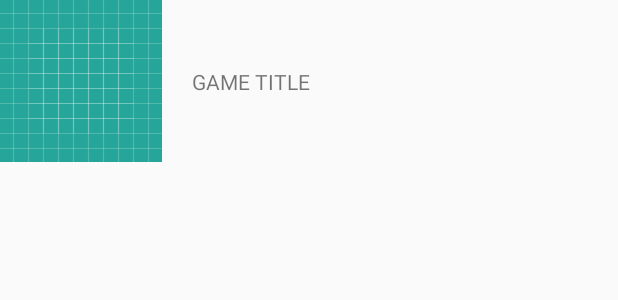
After one commit to albertovecina/Steam-Party-Finder-Kotlin, an Android app: the layout row_game.xml on its own in the app's theme, with its tools: preview values and no code run, on a phone screen of 412 x 824 dp. The commit adds this screen. Shown: the top 300 px of the screen. Run offline under Robolectric (Android 15) with nearby library versions, the phone set to English and light mode, and no system bars; network calls fail.

Commit message:
*Implemented games list

```diff
--- a/app/src/main/AndroidManifest.xml
+++ b/app/src/main/AndroidManifest.xml
@@ -25,7 +25,8 @@
                 <category android:name="android.intent.category.LAUNCHER" />
             </intent-filter>
         </activity>
-        <activity android:name=".ui.friends.FriendsActivity"></activity>
+        <activity android:name=".ui.friends.FriendsActivity" />
+        <activity android:name=".ui.games.GamesActivity"></activity>
     </application>
 
 </manifest>
--- a/app/src/main/java/com/vsa/steampartyfinder/data/model/domain/Game.kt
+++ b/app/src/main/java/com/vsa/steampartyfinder/data/model/domain/Game.kt
@@ -1,12 +1,14 @@
 package com.vsa.steampartyfinder.data.model.domain
+
+import java.io.Serializable
 
 /**
  * Created by Alberto Vecina Sánchez on 14/12/17.
  */
-data class Game(val appId: String, val name: String, val imageHash: String) {
+data class Game(val appId: String, val name: String, val imageHash: String) : Serializable {
 
     private val urlFormat: String = "http://media.steampowered.com/steamcommunity/public/images/apps/%s/%s.jpg"
-    private val imageUrl: String
+    val imageUrl: String
 
     init {
         imageUrl = urlFormat.format(appId, imageHash)
--- a/app/src/main/java/com/vsa/steampartyfinder/ui/adapter/PlayersDataProvider.kt
+++ b/app/src/main/java/com/vsa/steampartyfinder/ui/adapter/players/PlayersDataProvider.kt
@@ -1,4 +1,4 @@
-package com.vsa.steampartyfinder.ui.adapter
+package com.vsa.steampartyfinder.ui.adapter.players
 
 /**
  * Created by Alberto Vecina Sánchez on 6/12/17.
--- a/app/src/main/java/com/vsa/steampartyfinder/ui/base/BaseActivity.kt
+++ b/app/src/main/java/com/vsa/steampartyfinder/ui/base/BaseActivity.kt
@@ -8,9 +8,7 @@ import android.support.v7.app.AppCompatActivity
  */
 open class BaseActivity : AppCompatActivity() {
 
-    companion object {
-        var progressDialog: ProgressDialog? = null
-    }
+    var progressDialog: ProgressDialog? = null
 
     fun showProgress() {
         if (progressDialog == null)
--- a/app/src/main/java/com/vsa/steampartyfinder/ui/main/MainActivity.kt
+++ b/app/src/main/java/com/vsa/steampartyfinder/ui/main/MainActivity.kt
@@ -10,7 +10,6 @@ import kotlinx.android.synthetic.main.activity_main.*
 import java.io.Serializable
 
 class MainActivity : BaseActivity(), MainView {
-
 
     private val mPresenter: MainPresenter = MainPresenterImpl(this)
 
--- /dev/null
+++ b/app/src/main/res/layout/row_game.xml
@@ -0,0 +1,28 @@
+<?xml version="1.0" encoding="utf-8"?>
+<android.support.constraint.ConstraintLayout xmlns:android="http://schemas.android.com/apk/res/android"
+    xmlns:app="http://schemas.android.com/apk/res-auto"
+    xmlns:tools="http://schemas.android.com/tools"
+    android:layout_width="match_parent"
+    android:layout_height="wrap_content">
+
+    <android.support.v7.widget.AppCompatImageView
+        android:id="@+id/imageViewGame"
+        android:layout_width="wrap_content"
+        android:layout_height="wrap_content"
+        app:layout_constraintBottom_toBottomOf="parent"
+        app:layout_constraintLeft_toLeftOf="parent"
+        app:layout_constraintTop_toTopOf="parent"
+        tools:src="@drawable/ic_launcher_background" />
+
+    <android.support.v7.widget.AppCompatTextView
+        android:id="@+id/textViewGame"
+        android:layout_width="0dp"
+        android:layout_height="wrap_content"
+        android:layout_marginLeft="20dp"
+        app:layout_constraintBottom_toBottomOf="parent"
+        app:layout_constraintLeft_toRightOf="@id/imageViewGame"
+        app:layout_constraintRight_toRightOf="parent"
+        app:layout_constraintTop_toTopOf="parent"
+        tools:text="GAME TITLE" />
+
+</android.support.constraint.ConstraintLayout>
```
Also changed, not shown: app/src/main/java/com/vsa/steampartyfinder/presentation/friends/FriendsPresenterImpl.kt (+10 -7 lines), app/src/main/java/com/vsa/steampartyfinder/presentation/games/GamesPresenter.kt (added, +12 -0 lines), app/src/main/java/com/vsa/steampartyfinder/presentation/games/GamesPresenterImpl.kt (added, +34 -0 lines), app/src/main/java/com/vsa/steampartyfinder/ui/adapter/games/GamesAdapter.kt (added, +41 -0 lines), app/src/main/java/com/vsa/steampartyfinder/ui/adapter/games/GamesDataProvider.kt (added, +14 -0 lines), app/src/main/java/com/vsa/steampartyfinder/ui/adapter/players/PlayersAdapter.kt (renamed from app/src/main/java/com/vsa/steampartyfinder/ui/adapter/FriendsAdapter.kt, +8 -8 lines), app/src/main/java/com/vsa/steampartyfinder/ui/friends/FriendsActivity.kt (+9 -4 lines), app/src/main/java/com/vsa/steampartyfinder/ui/friends/FriendsView.kt (+8 -1 lines), app/src/main/java/com/vsa/steampartyfinder/ui/games/GamesActivity.kt (added, +50 -0 lines), app/src/main/java/com/vsa/steampartyfinder/ui/games/GamesView.kt (added, +12 -0 lines), app/src/main/res/layout/activity_games.xml (added, +13 -0 lines), app/src/main/res/layout/row_player.xml (renamed from app/src/main/res/layout/row_friend.xml).
